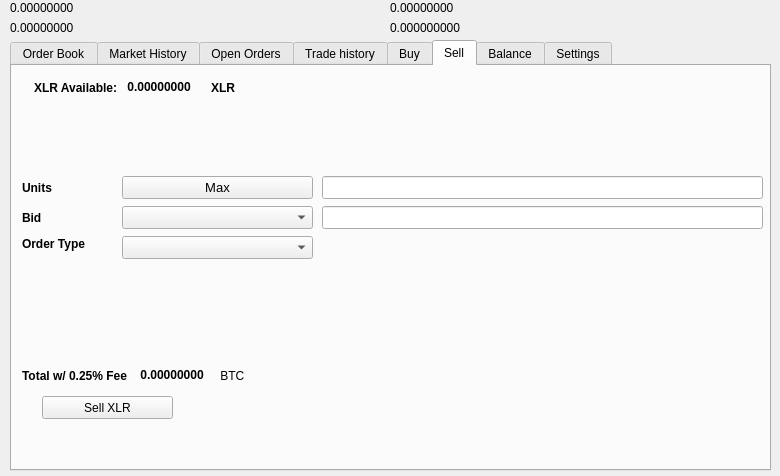
ChiliCoinProject/ChiliCoin, file src/qt/forms/tradingdialog.ui: the form before one commit.
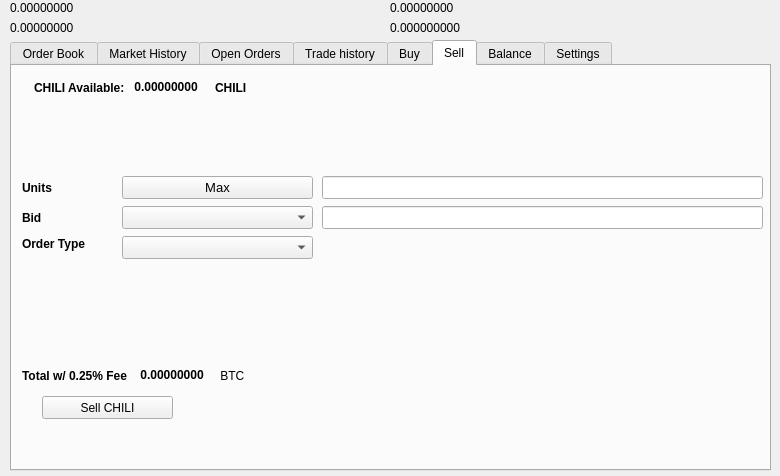
The form after the commit. The open tabs and pages were chosen to show the change. Icons and pictures are not drawn.

What changed in the file:
```diff
--- a/src/qt/forms/tradingdialog.ui
+++ b/src/qt/forms/tradingdialog.ui
@@ -1751,7 +1751,7 @@
       </rect>
      </property>
      <property name="text">
-      <string>Sell XLR</string>
+      <string>Sell CHILI</string>
      </property>
      <property name="icon">
       <iconset resource="../chilicoin">
@@ -1777,7 +1777,7 @@
          </font>
         </property>
         <property name="text">
-         <string>XLR Available:</string>
+         <string>CHILI Available:</string>
         </property>
        </widget>
       </item>
@@ -2221,7 +2221,7 @@
          </font>
         </property>
         <property name="text">
-         <string>XLR</string>
+         <string>CHILI</string>
         </property>
        </widget>
       </item>
```
Left out of the diff: 34 changed lines with no effect on the pictures.
